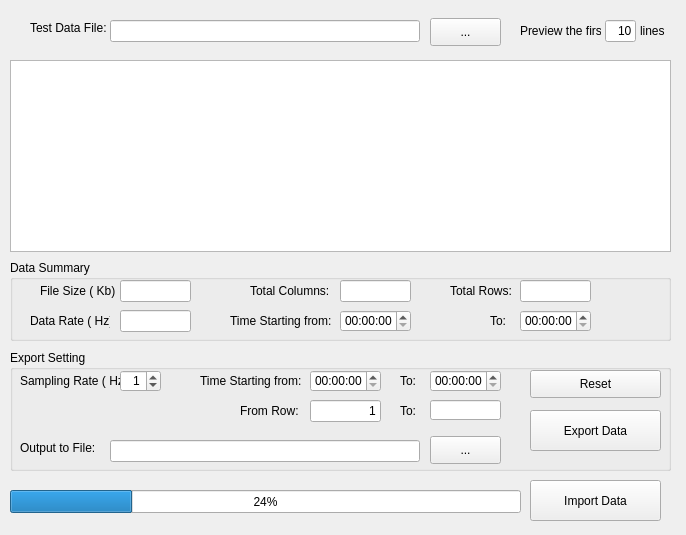
Before: the Qt Designer form UI_5_Import.ui in DavyliPython/WB_TestDataPost, drawn with Qt 5.
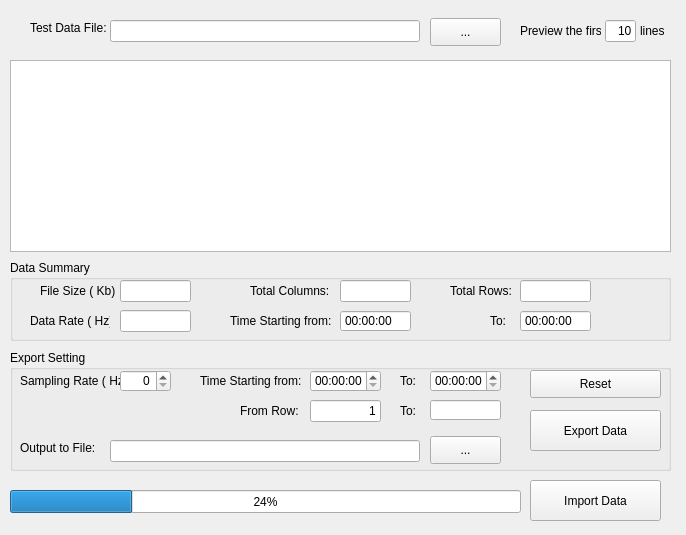
After: the same form once the commit is applied.

Commit message: fix issue of import function show status of progress

Diff of the .ui file:
```diff
--- a/UI_5_Import.ui
+++ b/UI_5_Import.ui
@@ -246,6 +246,12 @@
     <property name="inputMethodHints">
      <set>Qt::ImhPreferNumbers|Qt::ImhTime</set>
     </property>
+    <property name="readOnly">
+     <bool>true</bool>
+    </property>
+    <property name="buttonSymbols">
+     <enum>QAbstractSpinBox::NoButtons</enum>
+    </property>
     <property name="displayFormat">
      <string>hh:mm:ss</string>
     </property>
@@ -275,6 +281,12 @@
     <property name="inputMethodHints">
      <set>Qt::ImhPreferNumbers|Qt::ImhTime</set>
     </property>
+    <property name="readOnly">
+     <bool>true</bool>
+    </property>
+    <property name="buttonSymbols">
+     <enum>QAbstractSpinBox::NoButtons</enum>
+    </property>
     <property name="maximumTime">
      <time>
       <hour>23</hour>
@@ -403,7 +415,7 @@
      <rect>
       <x>110</x>
       <y>20</y>
-      <width>41</width>
+      <width>51</width>
       <height>22</height>
      </rect>
     </property>
@@ -411,13 +423,13 @@
      <set>Qt::AlignRight|Qt::AlignTrailing|Qt::AlignVCenter</set>
     </property>
     <property name="maximum">
-     <number>200</number>
+     <number>256</number>
     </property>
     <property name="singleStep">
      <number>1</number>
     </property>
     <property name="value">
-     <number>1</number>
+     <number>0</number>
     </property>
    </widget>
    <widget class="QLabel" name="label_7">
```
Left out of the diff: 12 changed lines with no effect on the pictures. The commit also changes 2 other files.
